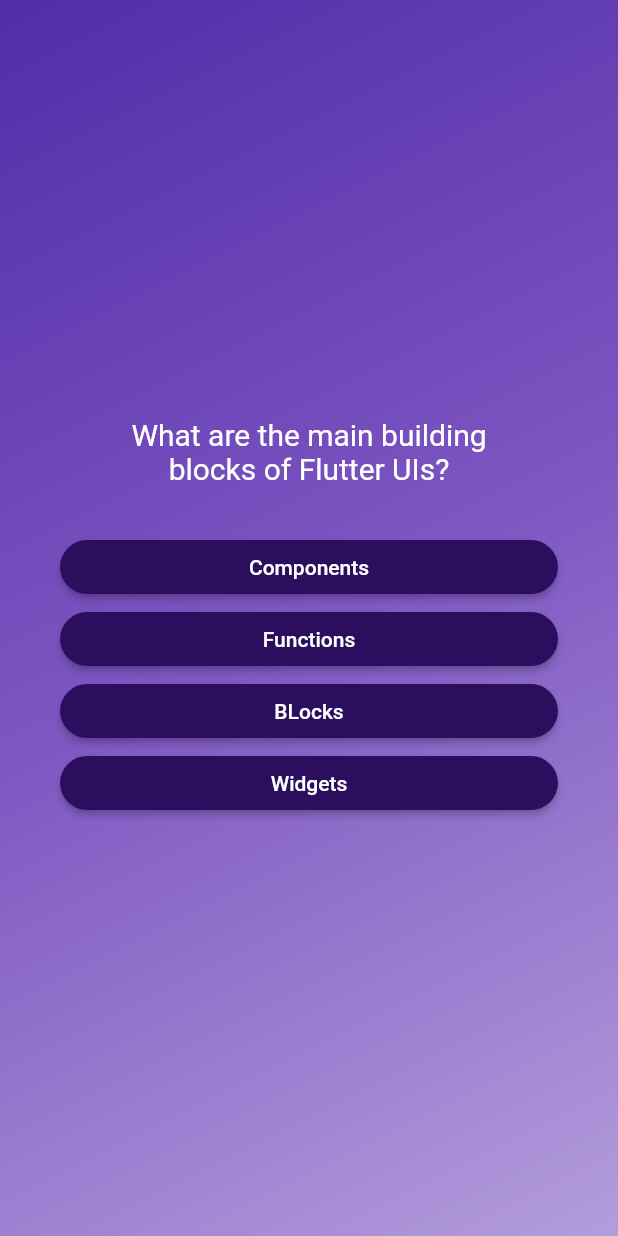
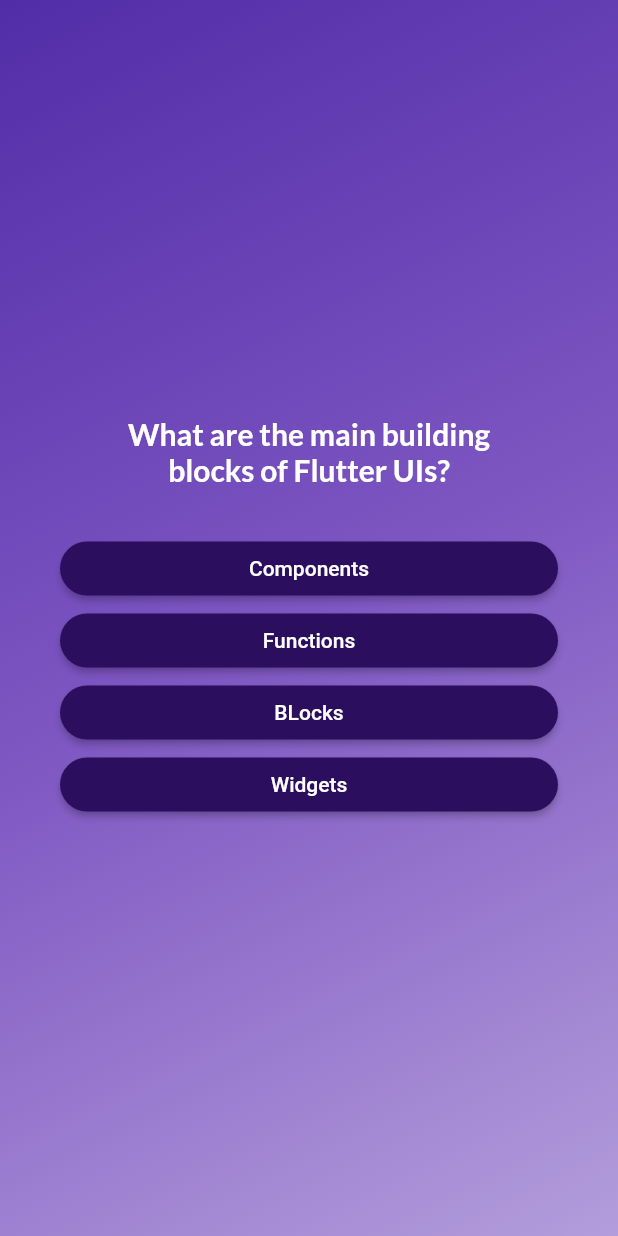
Before and after one commit to Igor-IGI/adv_basics, a Flutter app: the screen it shows after launch, after a tap on "StartQuiz", on a phone screen of 412 x 824 dp. Run offline on Flutter 3.47's test engine with Material 2 defaults, Android fonts, the phone set to English and light mode, and no system bars; our stand-ins replace google_fonts.

Commit message:
change from text style to googlr font lato style

```diff
--- a/lib/question_screen.dart
+++ b/lib/question_screen.dart
@@ -1,6 +1,7 @@
 import 'package:adv_basics/answer_button.dart';
 import 'package:adv_basics/data/questions.dart';
 import 'package:flutter/material.dart';
+import 'package:google_fonts/google_fonts.dart';
 
 class QuestionScreen extends StatefulWidget {
   const QuestionScreen({super.key});
@@ -30,10 +31,10 @@ class _QuestionScreen extends State<QuestionScreen> {
               child: Text(
                 currentQuestion.text,
                 textAlign: TextAlign.center,
-                style: const TextStyle(
-                  color: Colors.white,
-                  fontSize: 20,
-                ),
+                style: GoogleFonts.lato(
+                    color: Colors.white,
+                    fontSize: 20,
+                    fontWeight: FontWeight.bold),
               ),
             ),
             const SizedBox(
```
